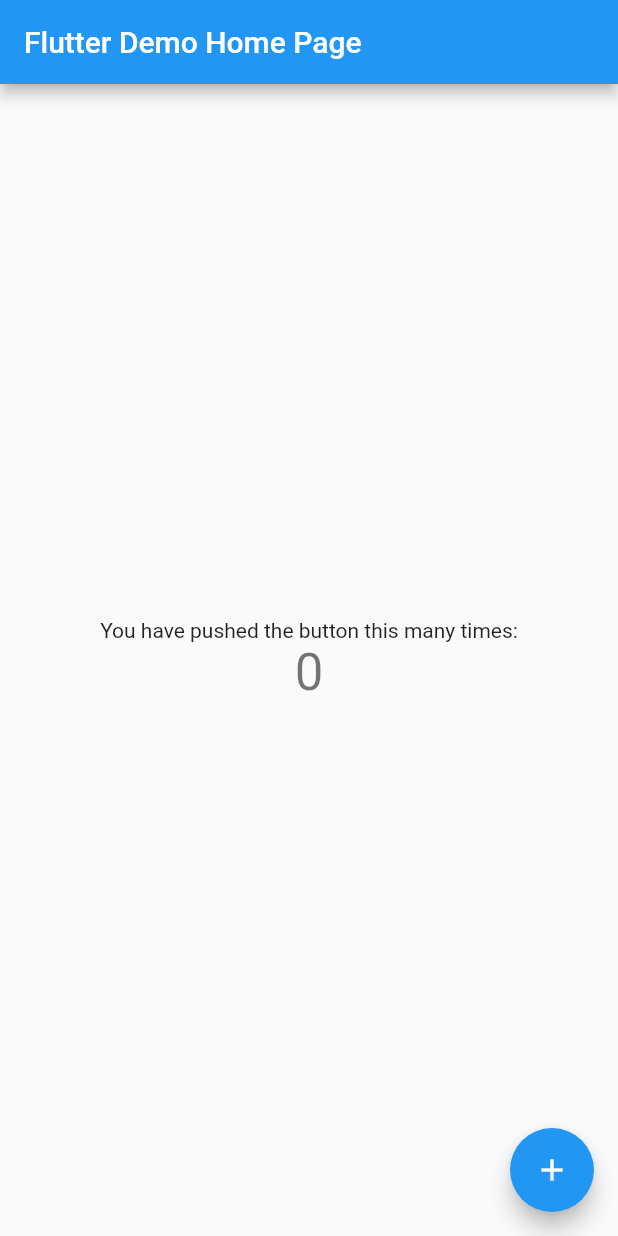
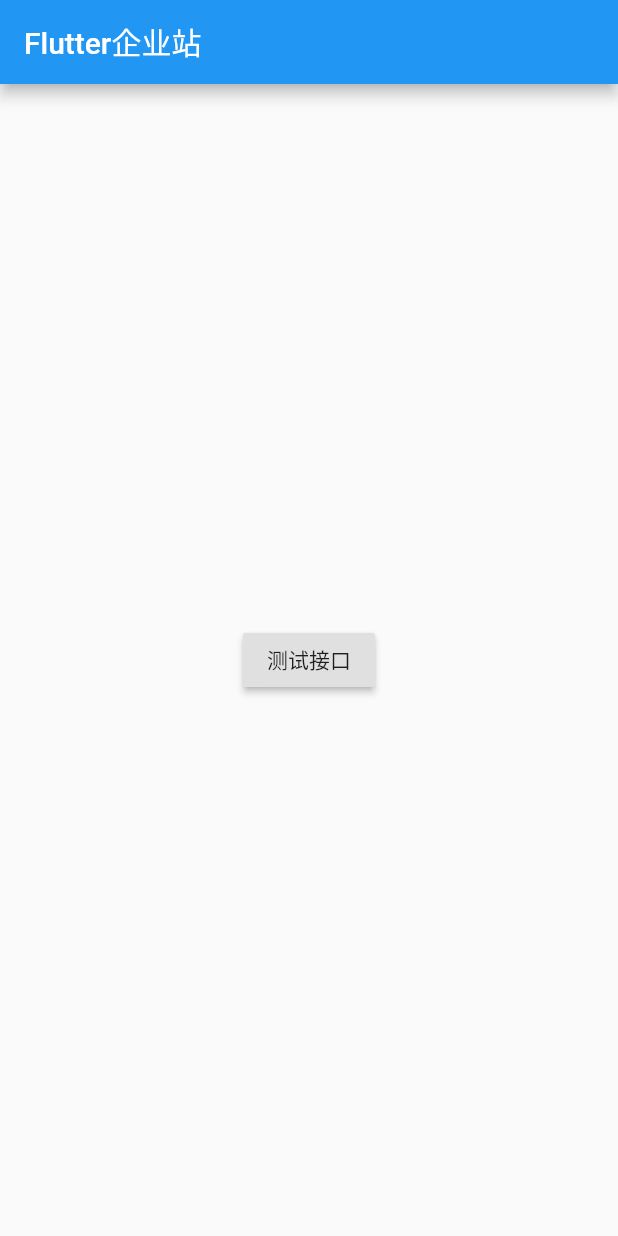
Before and after one commit to Moshimol/Flutter_App, a Flutter app: the screen it shows after launch, on a phone screen of 412 x 824 dp. Run offline on Flutter 3.47's test engine with Material 2 defaults, Android fonts, the phone set to English and light mode, and no system bars.

Commit message:
flutter 初始化
Signed-off-by: lushitong <lushitong@qq.com>

```diff
--- a/lib/main.dart
+++ b/lib/main.dart
@@ -1,4 +1,7 @@
 import 'package:flutter/material.dart';
+
+import 'package:http/http.dart' as http;
+import 'dart:convert';
 
 void main() {
   runApp(MyApp());
@@ -26,7 +29,7 @@ class MyApp extends StatelessWidget {
         // closer together (more dense) than on mobile platforms.
         visualDensity: VisualDensity.adaptivePlatformDensity,
       ),
-      home: MyHomePage(title: 'Flutter Demo Home Page'),
+      home: MyHomePage(title: 'Flutter企业站'),
     );
   }
 }
@@ -50,68 +53,29 @@ class MyHomePage extends StatefulWidget {
 }
 
 class _MyHomePageState extends State<MyHomePage> {
-  int _counter = 0;
+  @override
 
-  void _incrementCounter() {
-    setState(() {
-      // This call to setState tells the Flutter framework that something has
-      // changed in this State, which causes it to rerun the build method below
-      // so that the display can reflect the updated values. If we changed
-      // _counter without calling setState(), then the build method would not be
-      // called again, and so nothing would appear to happen.
-      _counter++;
-    });
-  }
-
-  @override
   Widget build(BuildContext context) {
-    // This method is rerun every time setState is called, for instance as done
-    // by the _incrementCounter method above.
-    //
-    // The Flutter framework has been optimized to make rerunning build methods
-    // fast, so that you can just rebuild anything that needs updating rather
-    // than having to individually change instances of widgets.
     return Scaffold(
       appBar: AppBar(
         // Here we take the value from the MyHomePage object that was created by
         // the App.build method, and use it to set our appbar title.
         title: Text(widget.title),
       ),
+
       body: Center(
-        // Center is a layout widget. It takes a single child and positions it
-        // in the middle of the parent.
-        child: Column(
-          // Column is also a layout widget. It takes a list of children and
-          // arranges them vertically. By default, it sizes itself to fit its
-          // children horizontally, and tries to be as tall as its parent.
-          //
-          // Invoke "debug painting" (press "p" in the console, choose the
-          // "Toggle Debug Paint" action from the Flutter Inspector in Android
-          // Studio, or the "Toggle Debug Paint" command in Visual Studio Code)
-          // to see the wireframe for each widget.
-          //
-          // Column has various properties to control how it sizes itself and
-          // how it positions its children. Here we use mainAxisAlignment to
-          // center the children vertically; the main axis here is the vertical
-          // axis because Columns are vertical (the cross axis would be
-          // horizontal).
-          mainAxisAlignment: MainAxisAlignment.center,
-          children: <Widget>[
-            Text(
-              'You have pushed the button this many times:',
-            ),
-            Text(
-              '$_counter',
-              style: Theme.of(context).textTheme.headline4,
-            ),
-          ],
-        ),
-      ),
-      floatingActionButton: FloatingActionButton(
-        onPressed: _incrementCounter,
-        tooltip: 'Increment',
-        child: Icon(Icons.add),
-      ), // This trailing comma makes auto-formatting nicer for build methods.
+        child: RaisedButton(
+            child: Text("测试接口"),
+            onPressed:() async{
+          String URL = 'http://192.168.2.156:8080/?action=get_products';
+          var res = await http.get(URL);
+          String body = res.body;
+
+          var json = jsonDecode(body);
+          print(json);
+
+        })
+      )
     );
   }
 }
--- a/pubspec.yaml
+++ b/pubspec.yaml
@@ -24,10 +24,12 @@ dependencies:
   flutter:
     sdk: flutter
 
-
   # The following adds the Cupertino Icons font to your application.
   # Use with the CupertinoIcons class for iOS style icons.
   cupertino_icons: ^0.1.3
+  http: ^0.12.0
+  flutter_webview_plugin: ^0.3.0
+  flutter_swiper: 1.1.4
 
 dev_dependencies:
   flutter_test:
```
Also changed, not shown: lib/app.dart (added), lib/loading.dart (added), lib/services/contact.dart (added), lib/services/news.dart (added), lib/services/product.dart (added), pubspec.lock, 6 other files.
